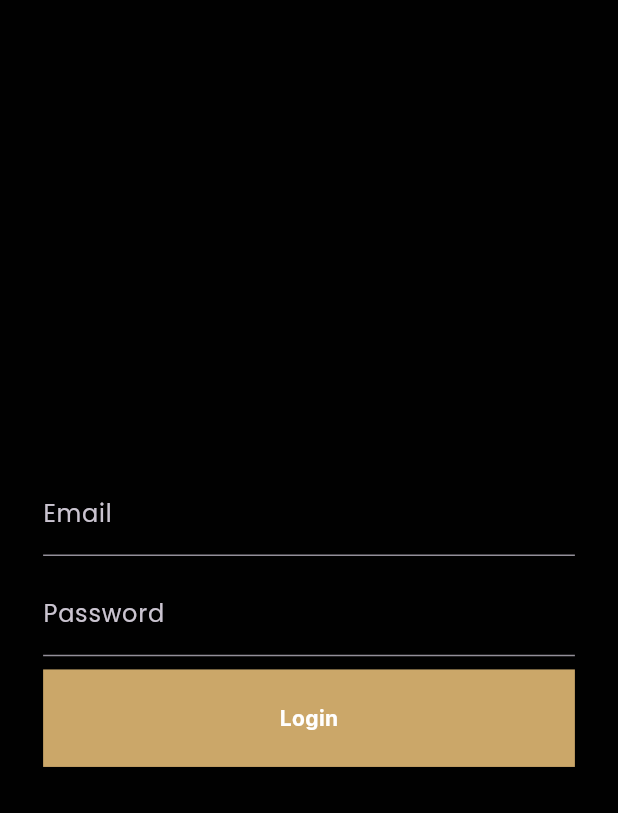
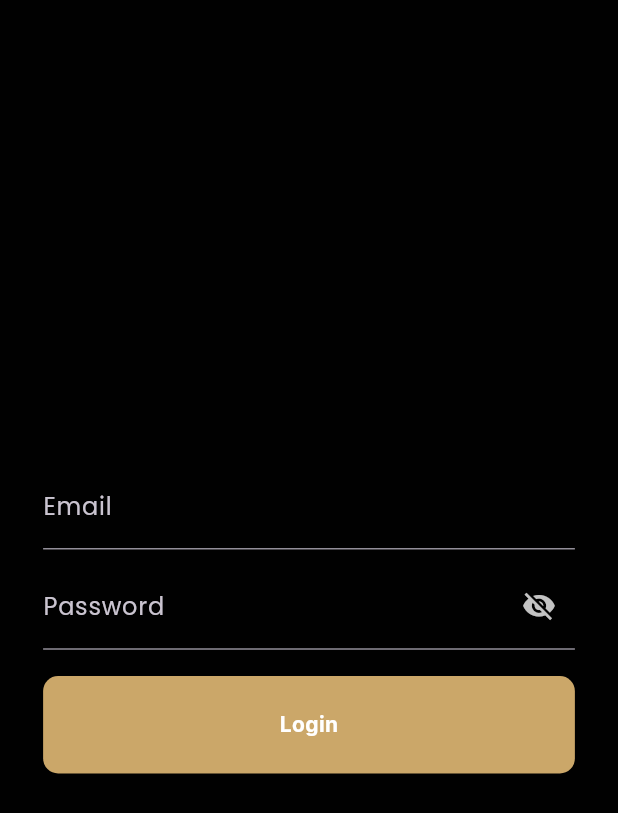
Before and after one commit to LivTech2024/tact_tik, a Flutter app: the LoginScreen screen opened directly, on a phone screen of 412 x 824 dp. Shown: the top 813 px of the screen. Run offline on Flutter 3.47's test engine with Material 3 defaults, Android fonts, the phone set to English and light mode, and no system bars; our stand-ins replace cached_network_image, cloud_firestore, firebase_auth, firebase_core, flutter_riverpod, flutter_svg and 8 more; missing offline and left inert: dart:ffi, simple_barcode_scanner; accounts and stored records are empty; network calls fail.

Commit message:
phase 1 update

```diff
--- a/lib/login_screen.dart
+++ b/lib/login_screen.dart
@@ -11,12 +11,20 @@ import 'package:tact_tik/utils/colors.dart';
 import 'common/sizes.dart';
 import 'common/widgets/button1.dart';
 
-class LoginScreen extends StatelessWidget {
+class LoginScreen extends StatefulWidget {
   LoginScreen({super.key});
 
+  @override
+  State<LoginScreen> createState() => _LoginScreenState();
+}
+
+class _LoginScreenState extends State<LoginScreen> {
   TextEditingController _emailcontrller = TextEditingController();
+
   TextEditingController _passwordcontrller = TextEditingController();
+
   final LocalStorage storage = LocalStorage('currentUserEmail');
+
   Future<void> signInEmailPassword(BuildContext context) async {
     try {
       var data = await Auth().signInWithEmailAndPassword(
@@ -33,6 +41,8 @@ class LoginScreen extends StatelessWidget {
       print(e);
     }
   }
+
+  bool _obscureText = true;
 
   @override
   Widget build(BuildContext context) {
@@ -55,7 +65,7 @@ class LoginScreen extends StatelessWidget {
                   color: Colors.white, // Change text color to white
                 ),
                 controller: _emailcontrller,
-                decoration: InputDecoration(
+                decoration: const InputDecoration(
                   labelText: 'Email',
                   hintText: 'Enter your email',
                 ),
@@ -69,19 +79,32 @@ class LoginScreen extends StatelessWidget {
                   color: Colors.white, // Change text color to white
                 ),
                 controller: _passwordcontrller,
-                obscureText: true,
+                obscureText: _obscureText,
                 decoration: InputDecoration(
+                  suffixIcon: IconButton(
+                    onPressed: () {
+                      setState(() {
+                        _obscureText = !_obscureText;
+                      });
+                    },
+                    icon: Icon(
+                      _obscureText ? Icons.visibility_off:Icons.visibility,
+                      size: width / width24,
+                      color: color6,
+                    ),
+                  ),
                   labelText: 'Password',
                   hintText: 'Enter your password',
                 ),
               ),
-              SizedBox(height: height / height10),
+              SizedBox(height: height / height20),
               Button1(
                 backgroundcolor: Primarycolor,
                 text: 'Login',
                 color: color1,
+                borderRadius: 10,
                 onPressed: () => signInEmailPassword(context),
-              )
+              ),
             ],
           ),
         ),
--- a/lib/screens/home screens/widgets/task_screen.dart
+++ b/lib/screens/home screens/widgets/task_screen.dart
@@ -268,7 +268,7 @@ class _TaskScreenState extends State<TaskScreen> {
                       height: height / height22,
                     ),
                     Button1(
-                      text: 'Start Shift',
+                      text: issShift ? 'Start Shift' : 'Start Patrolling',
                       fontsize: width / width18,
                       color: issShift ? color5 : color5,
                       backgroundcolor: WidgetColor /*.withOpacity(50)*/,
--- a/lib/screens/view/app_view.dart
+++ b/lib/screens/view/app_view.dart
@@ -4,6 +4,7 @@ import 'package:google_fonts/google_fonts.dart';
 import 'package:tact_tik/screens/authChecker/authChecker.dart';
 import 'package:tact_tik/screens/get%20started/getstarted_screen.dart';
 
+import '../../utils/colors.dart';
 import '../supervisor screens/home screens/Scheduling/all_schedules_screen.dart';
 import '../supervisor screens/home screens/Scheduling/create_shedule_screen.dart';
 import '../supervisor screens/home screens/Scheduling/select_guards_screen.dart';
@@ -18,11 +19,15 @@ class AppView extends ConsumerWidget {
       title: 'Tact Tik',
       debugShowCheckedModeBanner: false,
       theme: ThemeData(
+        textSelectionTheme: TextSelectionThemeData(
+          cursorColor: Primarycolor,
+        ),
         useMaterial3: true,
         brightness: Brightness.dark,
         textTheme: GoogleFonts.poppinsTextTheme(
           Theme.of(context).textTheme,
         ),
+
       ),
       home: AuthChecker(),
     );
--- a/pubspec.yaml
+++ b/pubspec.yaml
@@ -49,6 +49,7 @@ dependencies:
   flutter_svg: ^2.0.10+1
   localstorage: ^4.0.0+1
   simple_barcode_scanner: ^0.0.8
+  google_places_flutter: ^2.0.8
 
 dev_dependencies:
   flutter_test:
```
Also changed, not shown: lib/screens/home screens/widgets/start_task_screen.dart (+48 -19 lines), lib/screens/supervisor screens/home screens/Scheduling/create_shedule_screen.dart (+114 -25 lines), pubspec.lock.
